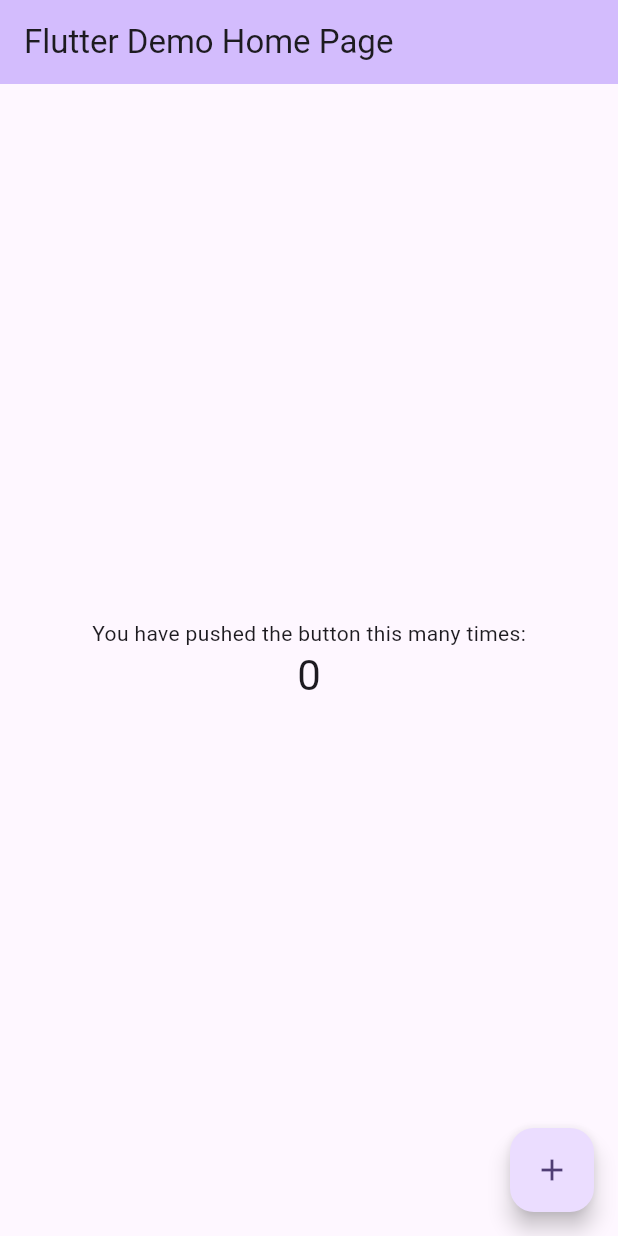
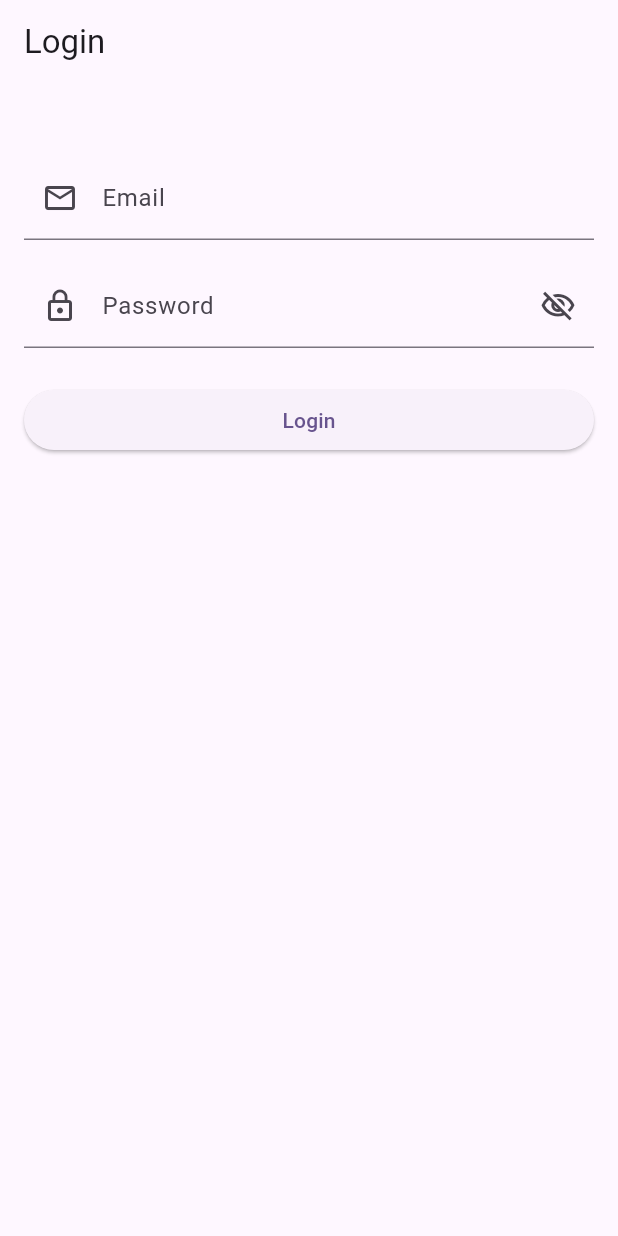
Before and after one commit to ajayunni7/viewy, a Flutter app: the screen it shows after launch, on a phone screen of 412 x 824 dp. Run offline on Flutter 3.47's test engine with Material 3 defaults, Android fonts, the phone set to English and light mode, and no system bars; our stand-ins replace dio, shared_preferences.

Commit message:
Login page with retrival of auth token added

```diff
--- a/lib/core/api_service.dart
+++ b/lib/core/api_service.dart
@@ -0,0 +1,73 @@
+import 'package:dio/dio.dart';
+
+import 'package:viewy_test/core/token_storage.dart';
+
+const String _defaultBaseUrl =
+    String.fromEnvironment('API_BASE_URL', defaultValue: 'https://example.com');
+
+class ApiService {
+  ApiService._internal()
+      : _tokenStorage = TokenStorage(),
+        _dio = Dio(
+          BaseOptions(
+            baseUrl: _defaultBaseUrl,
+            connectTimeout: const Duration(seconds: 30),
+            receiveTimeout: const Duration(seconds: 30),
+            responseType: ResponseType.json,
+            headers: {'Content-Type': 'application/json'},
+          ),
+        ) {
+    _dio.interceptors.add(
+      InterceptorsWrapper(
+        onRequest: (options, handler) async {
+          final token = _authToken ?? await _tokenStorage.getToken();
+          if (token != null && token.isNotEmpty) {
+            options.headers['Authorization'] = 'Bearer $token';
+          }
+          handler.next(options);
+        },
+      ),
+    );
+  }
+
+  static final ApiService _instance = ApiService._internal();
+
+  factory ApiService() => _instance;
+
+  final Dio _dio;
+  final TokenStorage _tokenStorage;
+  String? _authToken;
+
+  Dio get client => _dio;
+
+  String? get authToken => _authToken;
+
+  bool get isAuthenticated => _authToken != null && _authToken!.isNotEmpty;
+
+  Future<void> loadPersistedToken() async {
+    final token = await _tokenStorage.getToken();
+    if (token != null && token.isNotEmpty) {
+      await setAuthToken(token, persist: false);
+    }
+  }
+
+  Future<void> setAuthToken(String token, {bool persist = true}) async {
+    _authToken = token;
+    _dio.options.headers['Authorization'] = 'Bearer $token';
+    if (persist) {
+      await _tokenStorage.saveToken(token);
+    }
+  }
+
+  Future<void> clearAuthToken() async {
+    _authToken = null;
+    _dio.options.headers.remove('Authorization');
+    await _tokenStorage.clearToken();
+  }
+
+  void updateBaseUrl(String baseUrl) {
+    _dio.options.baseUrl = baseUrl;
+  }
+
+  String get baseUrl => _dio.options.baseUrl;
+}
--- a/lib/features/auth/data/auth_service.dart
+++ b/lib/features/auth/data/auth_service.dart
@@ -0,0 +1,60 @@
+import 'package:dio/dio.dart';
+
+import 'package:viewy_test/core/api_service.dart';
+
+class AuthService {
+  AuthService({ApiService? apiService})
+      : _apiService = apiService ?? ApiService();
+
+  final ApiService _apiService;
+
+  Future<String> login({required String email, required String password}) async {
+    try {
+      final response = await _apiService.client.post(
+        '/auth/login',
+        data: {
+          'email': email,
+          'password': password,
+        },
+      );
+
+      final token = _extractToken(response);
+      if (token == null || token.isEmpty) {
+        throw const FormatException('Missing auth token in response');
+      }
+
+      await _apiService.setAuthToken(token);
+      return token;
+    } on DioException catch (dioError) {
+      final errorMessage = dioError.response?.data is Map<String, dynamic>
+          ? (dioError.response!.data['message'] as String?)
+          : dioError.message;
+      throw AuthException(errorMessage ?? 'Failed to login');
+    }
+  }
+
+  String? _extractToken(Response<dynamic> response) {
+    final data = response.data;
+    if (data is Map<String, dynamic>) {
+      if (data['token'] is String) {
+        return data['token'] as String;
+      }
+      if (data['data'] is Map<String, dynamic>) {
+        final nested = data['data'] as Map<String, dynamic>;
+        if (nested['token'] is String) {
+          return nested['token'] as String;
+        }
+      }
+    }
+    return null;
+  }
+}
+
+class AuthException implements Exception {
+  const AuthException(this.message);
+
+  final String message;
+
+  @override
+  String toString() => 'AuthException: $message';
+}
--- a/lib/features/auth/presentation/login_screen.dart
+++ b/lib/features/auth/presentation/login_screen.dart
@@ -0,0 +1,151 @@
+import 'package:flutter/material.dart';
+
+import 'package:viewy_test/features/auth/data/auth_service.dart';
+
+class LoginScreen extends StatefulWidget {
+  const LoginScreen({super.key});
+
+  @override
+  State<LoginScreen> createState() => _LoginScreenState();
+}
+
+class _LoginScreenState extends State<LoginScreen> {
+  final _formKey = GlobalKey<FormState>();
+  final _emailController = TextEditingController();
+  final _passwordController = TextEditingController();
+  final AuthService _authService = AuthService();
+
+  bool _isLoading = false;
+  bool _obscurePassword = true;
+  String? _errorMessage;
+
+  @override
+  void dispose() {
+    _emailController.dispose();
+    _passwordController.dispose();
+    super.dispose();
+  }
+
+  Future<void> _submit() async {
+    if (!_formKey.currentState!.validate()) {
+      return;
+    }
+
+    setState(() {
+      _isLoading = true;
+      _errorMessage = null;
+    });
+
+    try {
+      await _authService.login(
+        email: _emailController.text.trim(),
+        password: _passwordController.text,
+      );
+
+      if (!mounted) return;
+      Navigator.of(context).pushReplacementNamed('/home');
+    } on AuthException catch (error) {
+      setState(() {
+        _errorMessage = error.message;
+      });
+    } catch (error) {
+      setState(() {
+        _errorMessage = 'An unexpected error occurred. Please try again.';
+      });
+    } finally {
+      if (mounted) {
+        setState(() {
+          _isLoading = false;
+        });
+      }
+    }
+  }
+
+  @override
+  Widget build(BuildContext context) {
+    return Scaffold(
+      appBar: AppBar(
+        title: const Text('Login'),
+      ),
+      body: SingleChildScrollView(
+        padding: const EdgeInsets.all(16),
+        child: Form(
+          key: _formKey,
+          child: Column(
+            crossAxisAlignment: CrossAxisAlignment.stretch,
+            children: [
+              const SizedBox(height: 32),
+              TextFormField(
+                controller: _emailController,
+                decoration: const InputDecoration(
+                  labelText: 'Email',
+                  prefixIcon: Icon(Icons.email_outlined),
+                ),
+                keyboardType: TextInputType.emailAddress,
+                validator: (value) {
+                  if (value == null || value.trim().isEmpty) {
+                    return 'Please enter your email';
+                  }
+                  final emailRegex = RegExp(r'^[^@\s]+@[^@\s]+\.[^@\s]+$');
+                  if (!emailRegex.hasMatch(value.trim())) {
+                    return 'Enter a valid email address';
+                  }
+                  return null;
+                },
+              ),
+              const SizedBox(height: 16),
+              TextFormField(
+                controller: _passwordController,
+                decoration: InputDecoration(
+                  labelText: 'Password',
+                  prefixIcon: const Icon(Icons.lock_outline),
+                  suffixIcon: IconButton(
+                    icon: Icon(
+                      _obscurePassword
+                          ? Icons.visibility_off_outlined
+                          : Icons.visibility_outlined,
+                    ),
+                    onPressed: () {
+                      setState(() {
+                        _obscurePassword = !_obscurePassword;
+                      });
+                    },
+                  ),
+                ),
+                obscureText: _obscurePassword,
+                validator: (value) {
+                  if (value == null || value.isEmpty) {
+                    return 'Please enter your password';
+                  }
+                  if (value.length < 6) {
+                    return 'Password must be at least 6 characters';
+                  }
+                  return null;
+                },
+              ),
+              const SizedBox(height: 24),
+              if (_errorMessage != null)
+                Padding(
+                  padding: const EdgeInsets.only(bottom: 12),
+                  child: Text(
+                    _errorMessage!,
+                    style: const TextStyle(color: Colors.red),
+                  ),
+                ),
+              ElevatedButton(
+                onPressed: _isLoading ? null : _submit,
+                child: _isLoading
+                    ? const SizedBox(
+                        height: 20,
+                        width: 20,
+                        child: CircularProgressIndicator(strokeWidth: 2),
+                      )
+                    : const Text('Login'),
+              ),
+            ],
+          ),
+        ),
+      ),
+    );
+  }
+}
--- a/lib/main.dart
+++ b/lib/main.dart
@@ -1,122 +1,32 @@
 import 'package:flutter/material.dart';
 
-void main() {
+import 'package:viewy_test/core/api_service.dart';
+import 'package:viewy_test/features/auth/presentation/login_screen.dart';
+import 'package:viewy_test/splash/splash_screen.dart';
+import 'package:viewy_test/features/notes/presentation/notes_list_screen.dart';
+
+Future<void> main() async {
+  WidgetsFlutterBinding.ensureInitialized();
+  await ApiService().loadPersistedToken();
   runApp(const MyApp());
 }
 
 class MyApp extends StatelessWidget {
   const MyApp({super.key});
 
-  // This widget is the root of your application.
   @override
   Widget build(BuildContext context) {
     return MaterialApp(
-      title: 'Flutter Demo',
+      title: 'Viewy',
       theme: ThemeData(
-        // This is the theme of your application.
-        //
-        // TRY THIS: Try running your application with "flutter run". You'll see
-        // the application has a purple toolbar. Then, without quitting the app,
-        // try changing the seedColor in the colorScheme below to Colors.green
-        // and then invoke "hot reload" (save your changes or press the "hot
-        // reload" button in a Flutter-supported IDE, or press "r" if you used
-        // the command line to start the app).
-        //
-        // Notice that the counter didn't reset back to zero; the application
-        // state is not lost during the reload. To reset the state, use hot
-        // restart instead.
-        //
-        // This works for code too, not just values: Most code changes can be
-        // tested with just a hot reload.
         colorScheme: ColorScheme.fromSeed(seedColor: Colors.deepPurple),
+        useMaterial3: true,
       ),
-      home: const MyHomePage(title: 'Flutter Demo Home Page'),
+      home: const SplashScreen(),
+      routes: {
+        '/login': (context) => const LoginScreen(),
+        '/home': (context) => const NotesListScreen(),
+      },
     );
   }
 }
-
-class MyHomePage extends StatefulWidget {
-  const MyHomePage({super.key, required this.title});
-
-  // This widget is the home page of your application. It is stateful, meaning
-  // that it has a State object (defined below) that contains fields that affect
-  // how it looks.
-
-  // This class is the configuration for the state. It holds the values (in this
-  // case the title) provided by the parent (in this case the App widget) and
-  // used by the build method of the State. Fields in a Widget subclass are
-  // always marked "final".
-
-  final String title;
-
-  @override
-  State<MyHomePage> createState() => _MyHomePageState();
-}
-
-class _MyHomePageState extends State<MyHomePage> {
-  int _counter = 0;
-
-  void _incrementCounter() {
-    setState(() {
-      // This call to setState tells the Flutter framework that something has
-      // changed in this State, which causes it to rerun the build method below
-      // so that the display can reflect the updated values. If we changed
-      // _counter without calling setState(), then the build method would not be
-      // called again, and so nothing would appear to happen.
-      _counter++;
-    });
-  }
-
-  @override
-  Widget build(BuildContext context) {
-    // This method is rerun every time setState is called, for instance as done
-    // by the _incrementCounter method above.
-    //
-    // The Flutter framework has been optimized to make rerunning build methods
-    // fast, so that you can just rebuild anything that needs updating rather
-    // than having to individually change instances of widgets.
-    return Scaffold(
-      appBar: AppBar(
-        // TRY THIS: Try changing the color here to a specific color (to
-        // Colors.amber, perhaps?) and trigger a hot reload to see the AppBar
-        // change color while the other colors stay the same.
-        backgroundColor: Theme.of(context).colorScheme.inversePrimary,
-        // Here we take the value from the MyHomePage object that was created by
-        // the App.build method, and use it to set our appbar title.
-        title: Text(widget.title),
-      ),
-      body: Center(
-        // Center is a layout widget. It takes a single child and positions it
-        // in the middle of the parent.
-        child: Column(
-          // Column is also a layout widget. It takes a list of children and
-          // arranges them vertically. By default, it sizes itself to fit its
-          // children horizontally, and tries to be as tall as its parent.
-          //
-          // Column has various properties to control how it sizes itself and
-          // how it positions its children. Here we use mainAxisAlignment to
-          // center the children vertically; the main axis here is the vertical
-          // axis because Columns are vertical (the cross axis would be
-          // horizontal).
-          //
-          // TRY THIS: Invoke "debug painting" (choose the "Toggle Debug Paint"
-          // action in the IDE, or press "p" in the console), to see the
-          // wireframe for each widget.
-          mainAxisAlignment: MainAxisAlignment.center,
-          children: <Widget>[
-            const Text('You have pushed the button this many times:'),
-            Text(
-              '$_counter',
-              style: Theme.of(context).textTheme.headlineMedium,
-            ),
-          ],
-        ),
-      ),
-      floatingActionButton: FloatingActionButton(
-        onPressed: _incrementCounter,
-        tooltip: 'Increment',
-        child: const Icon(Icons.add),
-      ), // This trailing comma makes auto-formatting nicer for build methods.
-    );
-  }
-}
--- a/pubspec.yaml
+++ b/pubspec.yaml
@@ -60,6 +60,9 @@ flutter:
   # the material Icons class.
   uses-material-design: true
 
+  assets:
+    - assets/logo.png
+
   # To add assets to your application, add an assets section, like this:
   # assets:
   #   - images/a_dot_burr.jpeg
```
Also changed, not shown: lib/core/token_storage.dart (+31 -0 lines), lib/features/notes/presentation/notes_list_screen.dart (+31 -0 lines), lib/splash/splash_screen.dart (+51 -0 lines), pubspec.lock, 1 other file.
